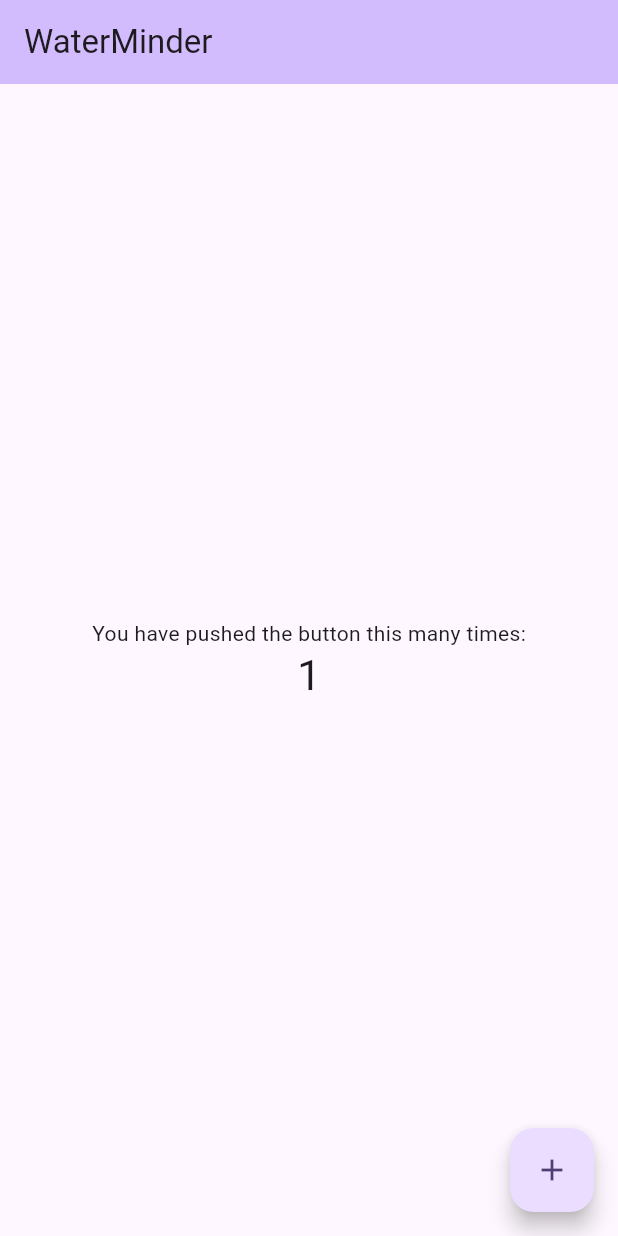
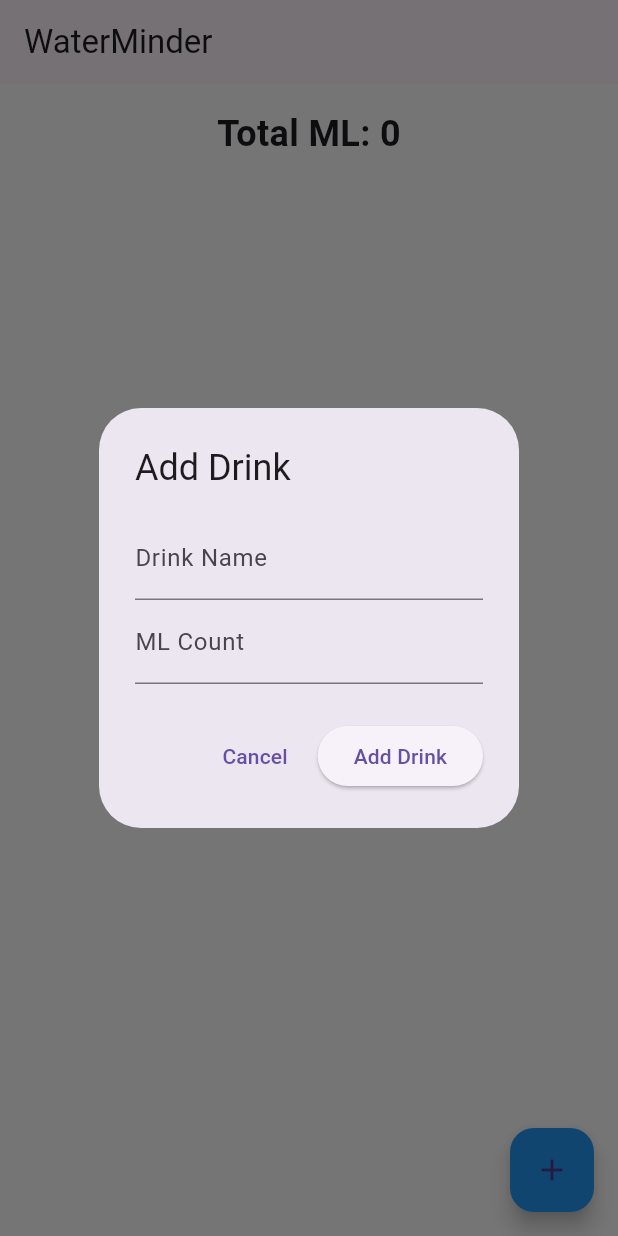
Before and after one commit to Sooftyy/WaterMinder, a Flutter app: the screen it shows after launch, after a tap on the "add" icon, on a phone screen of 412 x 824 dp. Run offline on Flutter 3.47's test engine with Material 3 defaults, Android fonts, the light colour scheme and no system bars.

Commit message:
add drinks & counter function

```diff
--- a/lib/main.dart
+++ b/lib/main.dart
@@ -1,125 +1,154 @@
 import 'package:flutter/material.dart';
 
 void main() {
-  runApp(const MyApp());
+  runApp(MyApp());
 }
 
 class MyApp extends StatelessWidget {
-  const MyApp({super.key});
-
-  // This widget is the root of your application.
   @override
   Widget build(BuildContext context) {
     return MaterialApp(
-      title: 'WaterMinder',
-      theme: ThemeData(
-        // This is the theme of your application.
-        //
-        // TRY THIS: Try running your application with "flutter run". You'll see
-        // the application has a purple toolbar. Then, without quitting the app,
-        // try changing the seedColor in the colorScheme below to Colors.green
-        // and then invoke "hot reload" (save your changes or press the "hot
-        // reload" button in a Flutter-supported IDE, or press "r" if you used
-        // the command line to start the app).
-        //
-        // Notice that the counter didn't reset back to zero; the application
-        // state is not lost during the reload. To reset the state, use hot
-        // restart instead.
-        //
-        // This works for code too, not just values: Most code changes can be
-        // tested with just a hot reload.
-        colorScheme: ColorScheme.fromSeed(seedColor: Colors.deepPurple),
-        useMaterial3: true,
-      ),
-      home: const MyHomePage(title: 'WaterMinder'),
+      home: WhiteScreen(),
     );
   }
 }
 
-class MyHomePage extends StatefulWidget {
-  const MyHomePage({super.key, required this.title});
-
-  // This widget is the home page of your application. It is stateful, meaning
-  // that it has a State object (defined below) that contains fields that affect
-  // how it looks.
-
-  // This class is the configuration for the state. It holds the values (in this
-  // case the title) provided by the parent (in this case the App widget) and
-  // used by the build method of the State. Fields in a Widget subclass are
-  // always marked "final".
-
-  final String title;
-
+class WhiteScreen extends StatefulWidget {
   @override
-  State<MyHomePage> createState() => _MyHomePageState();
+  _WhiteScreenState createState() => _WhiteScreenState();
 }
 
-class _MyHomePageState extends State<MyHomePage> {
-  int _counter = 0;
+class _WhiteScreenState extends State<WhiteScreen> {
+  List<Map<String, dynamic>> drinks = []; // List to store drinks
 
-  void _incrementCounter() {
-    setState(() {
-      // This call to setState tells the Flutter framework that something has
-      // changed in this State, which causes it to rerun the build method below
-      // so that the display can reflect the updated values. If we changed
-      // _counter without calling setState(), then the build method would not be
-      // called again, and so nothing would appear to happen.
-      _counter++;
-    });
+  void _showAddDrinkDialog() {
+    String drinkName = '';
+    String mlCount = '';
+
+    showDialog(
+      context: context,
+      builder: (BuildContext context) {
+        return AlertDialog(
+          title: Text('Add Drink'),
+          content: Column(
+            mainAxisSize: MainAxisSize.min,
+            children: [
+              TextField(
+                decoration: InputDecoration(labelText: 'Drink Name'),
+                onChanged: (value) {
+                  drinkName = value;
+                },
+              ),
+              TextField(
+                decoration: InputDecoration(labelText: 'ML Count'),
+                keyboardType: TextInputType.number,
+                onChanged: (value) {
+                  mlCount = value;
+                },
+              ),
+            ],
+          ),
+          actions: [
+            TextButton(
+              child: Text('Cancel'),
+              onPressed: () {
+                Navigator.of(context).pop();
+              },
+            ),
+            ElevatedButton(
+              child: Text('Add Drink'),
+              onPressed: () {
+                if (drinkName.isNotEmpty && mlCount.isNotEmpty) {
+                  setState(() {
+                    drinks.add({
+                      'name': drinkName,
+                      'ml': int.tryParse(mlCount) ?? 0,
+                    });
+                  });
+                  Navigator.of(context).pop(); // Close dialog
+                }
+              },
+            ),
+          ],
+        );
+      },
+    );
+  }
+
+  void _showDeleteConfirmationDialog(int index) {
+    showDialog(
+      context: context,
+      builder: (BuildContext context) {
+        return AlertDialog(
+          title: Text('Delete Drink'),
+          content: Text('Are you sure you want to delete this drink?'),
+          actions: [
+            TextButton(
+              child: Text('Cancel'),
+              onPressed: () {
+                Navigator.of(context).pop();
+              },
+            ),
+            TextButton(
+              child: Text('Delete'),
+              onPressed: () {
+                setState(() {
+                  drinks.removeAt(index);
+                });
+                Navigator.of(context).pop();
+              },
+            ),
+          ],
+        );
+      },
+    );
+  }
+
+  int get totalMl {
+    return drinks.fold(0, (sum, drink) => sum + (drink['ml'] as int));
   }
 
   @override
   Widget build(BuildContext context) {
-    // This method is rerun every time setState is called, for instance as done
-    // by the _incrementCounter method above.
-    //
-    // The Flutter framework has been optimized to make rerunning build methods
-    // fast, so that you can just rebuild anything that needs updating rather
-    // than having to individually change instances of widgets.
     return Scaffold(
+      backgroundColor: Colors.white,
       appBar: AppBar(
-        // TRY THIS: Try changing the color here to a specific color (to
-        // Colors.amber, perhaps?) and trigger a hot reload to see the AppBar
-        // change color while the other colors stay the same.
-        backgroundColor: Theme.of(context).colorScheme.inversePrimary,
-        // Here we take the value from the MyHomePage object that was created by
-        // the App.build method, and use it to set our appbar title.
-        title: Text(widget.title),
+        title: Text('WaterMinder'),
       ),
-      body: Center(
-        // Center is a layout widget. It takes a single child and positions it
-        // in the middle of the parent.
-        child: Column(
-          // Column is also a layout widget. It takes a list of children and
-          // arranges them vertically. By default, it sizes itself to fit its
-          // children horizontally, and tries to be as tall as its parent.
-          //
-          // Column has various properties to control how it sizes itself and
-          // how it positions its children. Here we use mainAxisAlignment to
-          // center the children vertically; the main axis here is the vertical
-          // axis because Columns are vertical (the cross axis would be
-          // horizontal).
-          //
-          // TRY THIS: Invoke "debug painting" (choose the "Toggle Debug Paint"
-          // action in the IDE, or press "p" in the console), to see the
-          // wireframe for each widget.
-          mainAxisAlignment: MainAxisAlignment.center,
-          children: <Widget>[
-            const Text(
-              'You have pushed the button this many times:',
+      body: Column(
+        children: [
+          Center(
+            child: Padding(
+              padding: const EdgeInsets.symmetric(vertical: 16.0),
+              child: Text(
+                'Total ML: $totalMl',
+                style: TextStyle(fontSize: 24, fontWeight: FontWeight.bold),
+              ),
             ),
-            Text(
-              '$_counter',
-              style: Theme.of(context).textTheme.headlineMedium,
+          ),
+          Expanded(
+            child: ListView.builder(
+              itemCount: drinks.length,
+              itemBuilder: (context, index) {
+                return ListTile(
+                  title: Text(drinks[index]['name']),
+                  subtitle: Text('${drinks[index]['ml']} ml'),
+                  trailing: IconButton(
+                    icon: Icon(Icons.close, color: Colors.red),
+                    onPressed: () => _showDeleteConfirmationDialog(index),
+                  ),
+                );
+              },
             ),
-          ],
-        ),
+          ),
+        ],
       ),
       floatingActionButton: FloatingActionButton(
-        onPressed: _incrementCounter,
-        tooltip: 'Increment',
-        child: const Icon(Icons.add),
-      ), // This trailing comma makes auto-formatting nicer for build methods.
+        onPressed: _showAddDrinkDialog,
+        child: Icon(Icons.add),
+        backgroundColor: Colors.blue,
+      ),
+      floatingActionButtonLocation: FloatingActionButtonLocation.endFloat,
     );
   }
 }
--- a/pubspec.yaml
+++ b/pubspec.yaml
@@ -39,6 +39,7 @@
 dev_dependencies:
   flutter_test:
     sdk: flutter
+
 
   # The "flutter_lints" package below contains a set of recommended lints to
   # encourage good coding practices. The lint set provided by the package is
```
